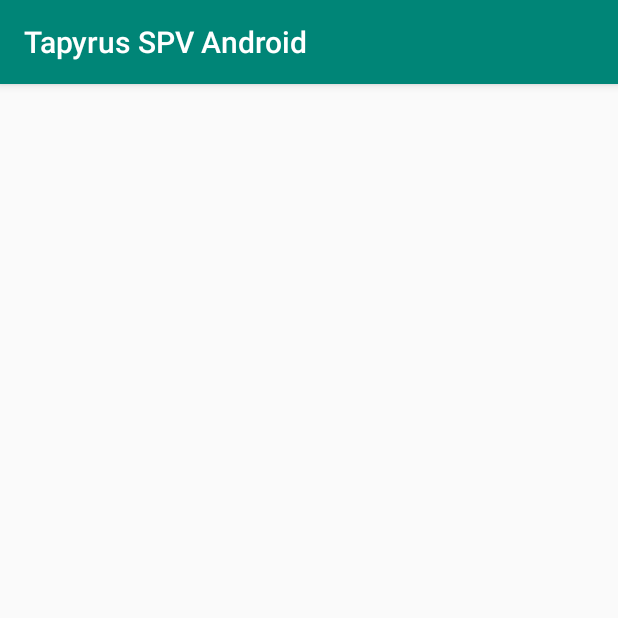
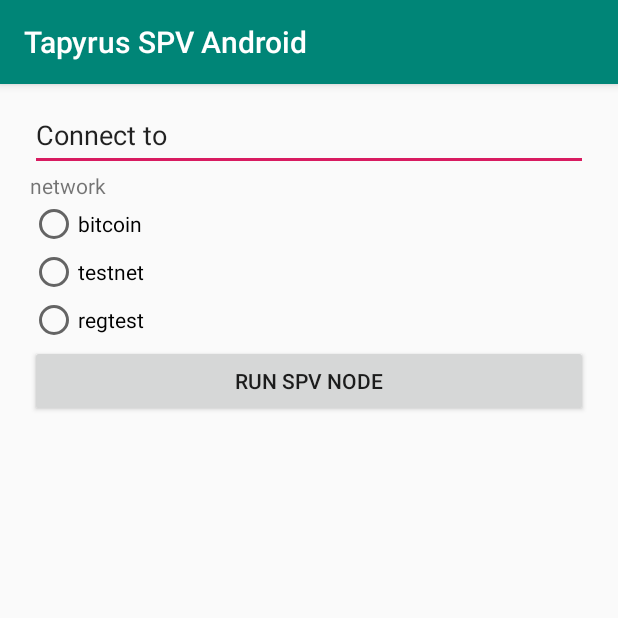
Before and after one commit to chaintope/TapyrusSPVAndroid, an Android app: the screen it shows after launch (MainActivity), on a phone screen of 412 x 824 dp, the top half of it. Run offline under Robolectric (Android 15) with nearby library versions, the phone set to English and light mode, and no system bars; 1 statement that could not run was skipped.

Commit message:
Make it possible to run spv node module with setting parameters passed from ui

```diff
--- a/app/src/main/java/com/chaintope/tapyrus/spv/FFI.java
+++ b/app/src/main/java/com/chaintope/tapyrus/spv/FFI.java
@@ -2,8 +2,19 @@ package com.chaintope.tapyrus.spv;
 
 public class FFI {
     private static native void enableLog();
+    private static native void spvRun(String remote, String network);
 
-    public static void initialize() {
+    public String remote;
+    public String network;
+
+    public FFI(String remote, String network) {
+        this.remote = remote;
+        this.network = network;
+
         FFI.enableLog();
     }
+
+    public void runSPV() {
+        FFI.spvRun(this.remote, this.network);
+    }
 }
--- a/app/src/main/java/com/chaintope/tapyrus/spv/MainActivity.java
+++ b/app/src/main/java/com/chaintope/tapyrus/spv/MainActivity.java
@@ -1,6 +1,9 @@
 package com.chaintope.tapyrus.spv;
 
 import android.os.Bundle;
+import android.view.View;
+import android.widget.RadioButton;
+import android.widget.RadioGroup;
 import android.widget.TextView;
 
 import androidx.appcompat.app.AppCompatActivity;
@@ -15,11 +18,15 @@ public class MainActivity extends AppCompatActivity {
     protected void onCreate(Bundle savedInstanceState) {
         super.onCreate(savedInstanceState);
         setContentView(R.layout.activity_main);
+    }
 
-        FFI.initialize();
+    public void onClickRunButton(View view) {
+        String remote = ((TextView)findViewById(R.id.remote)).getText().toString();
+        int checkedId = ((RadioGroup)findViewById(R.id.network)).getCheckedRadioButtonId();
+        String network = ((RadioButton)findViewById(checkedId)).getText().toString();
 
-        RustGreetings g = new RustGreetings();
-        String r = g.sayHello("Android world");
-        ((TextView)findViewById(R.id.greetingField)).setText(r);
+        FFI ffi = new FFI(remote, network);
+        ffi.runSPV();
+
     }
 }
--- a/app/src/main/java/com/chaintope/tapyrus/spv/RustGreetings.java
+++ /dev/null
@@ -1,10 +0,0 @@
-package com.chaintope.tapyrus.spv;
-
-public class RustGreetings {
-
-    private static native String greeting(final String pattern);
-
-    public String sayHello(String to) {
-        return greeting(to);
-    }
-}
--- a/app/src/main/res/layout/activity_main.xml
+++ b/app/src/main/res/layout/activity_main.xml
@@ -6,14 +6,74 @@
         android:layout_height="match_parent"
         tools:context="MainActivity">
 
-    <TextView
-            android:id="@+id/greetingField"
-            android:layout_width="wrap_content"
-            android:layout_height="wrap_content"
-            android:text="Hello World!"
-            app:layout_constraintBottom_toBottomOf="parent"
-            app:layout_constraintLeft_toLeftOf="parent"
-            app:layout_constraintRight_toRightOf="parent"
-            app:layout_constraintTop_toTopOf="parent" />
+    <LinearLayout
+            android:layout_width="fill_parent"
+            android:layout_height="fill_parent"
+            android:orientation="vertical"
+            android:layout_marginBottom="10dp"
+            android:layout_marginLeft="20dp"
+            android:layout_marginRight="20dp"
+            android:layout_marginTop="10dp"
+            tools:layout_editor_absoluteX="1dp"
+            tools:layout_editor_absoluteY="1dp">
+
+        <EditText
+                android:id="@+id/remote"
+                android:layout_width="fill_parent"
+                android:layout_height="48dp"
+                android:ems="10"
+                android:inputType="textPersonName"
+                android:text="Connect to" />
+
+        <RadioGroup
+                android:id="@+id/network"
+                android:layout_width="fill_parent"
+                android:layout_height="116dp">
+
+            <TextView
+                    android:id="@+id/textView"
+                    android:layout_width="match_parent"
+                    android:layout_height="wrap_content"
+                    android:text="network" />
+
+            <RadioButton
+                    android:id="@+id/bitcoin"
+                    android:layout_width="match_parent"
+                    android:layout_height="wrap_content"
+                    android:text="bitcoin" />
+
+            <RadioButton
+                    android:id="@+id/testnet"
+                    android:layout_width="match_parent"
+                    android:layout_height="wrap_content"
+                    android:text="testnet" />
+
+            <RadioButton
+                    android:id="@+id/regtest"
+                    android:layout_width="match_parent"
+                    android:layout_height="wrap_content"
+                    android:text="regtest" />
+        </RadioGroup>
+
+        <Button
+                android:id="@+id/run"
+                android:layout_width="fill_parent"
+                android:layout_height="wrap_content"
+                android:onClick="onClickRunButton"
+                android:text="Run SPV node" />
+
+        <androidx.constraintlayout.widget.Barrier
+                android:id="@+id/barrier"
+                android:layout_width="wrap_content"
+                android:layout_height="wrap_content"
+                app:barrierDirection="left" />
+
+        <androidx.constraintlayout.widget.Guideline
+                android:id="@+id/guideline"
+                android:layout_width="wrap_content"
+                android:layout_height="wrap_content"
+                android:orientation="vertical"
+                app:layout_constraintGuide_begin="20dp" />
+    </LinearLayout>
 
 </androidx.constraintlayout.widget.ConstraintLayout>
```
